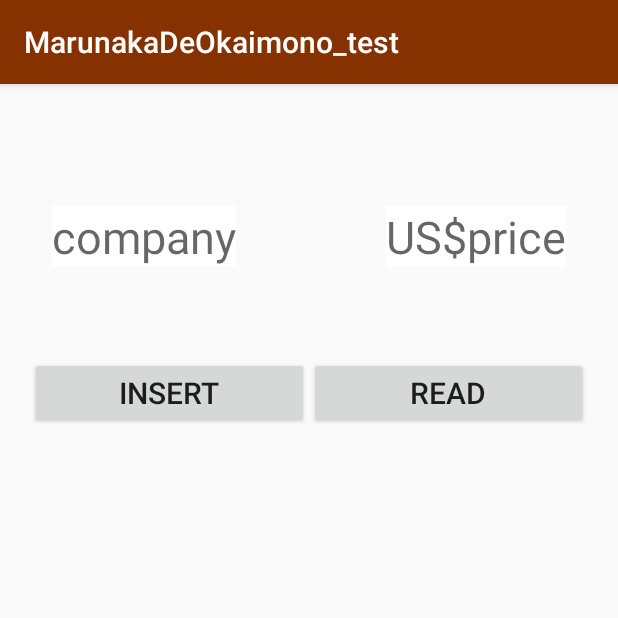
After one commit to Toron-KUT/Android_studio, an Android app: the DatabaseConnectTestActivity screen opened directly, with no data from a screen before it, on a phone screen of 412 x 824 dp, the top half of it. The commit adds this screen. Run offline under Robolectric (Android 15) with nearby library versions, the phone set to English and light mode, and no system bars.

Commit message:
ローカルデータベースアクセス．やったぞ

```diff
--- /dev/null
+++ b/app/src/main/java/com/toron/marunakadeokaimono_test/DatabaseConnectTestActivity.java
@@ -0,0 +1,111 @@
+package com.toron.marunakadeokaimono_test;
+
+import android.content.ContentValues;
+import android.database.Cursor;
+import android.database.sqlite.SQLiteDatabase;
+import android.support.v7.app.AppCompatActivity;
+import android.os.Bundle;
+import android.util.Log;
+import android.view.View;
+import android.widget.Button;
+import android.widget.EditText;
+import android.widget.TextView;
+
+public class DatabaseConnectTestActivity extends AppCompatActivity {
+
+    private TextView textView;
+    private EditText editTextKey, editTextValue;
+    private DatabaseHelper helper;
+    private SQLiteDatabase db;
+
+
+    @Override
+    protected void onCreate(Bundle savedInstanceState) {
+        super.onCreate(savedInstanceState);
+        setContentView(R.layout.activity_database_connect_test);
+
+        //レイアウトファイルからテキストを取得
+        //(findViewByID)
+        editTextKey = findViewById(R.id.edit_text_key);
+        editTextValue = findViewById(R.id.edit_text_value);
+
+        textView = findViewById(R.id.text_view);
+
+
+        //ボタンが押された時の挙動を記述
+        //中身にあるかどうかで判別
+        Button insertButton = findViewById(R.id.button_insert);
+        insertButton.setOnClickListener(new View.OnClickListener() {
+            @Override
+            public void onClick(View v) {
+
+                if (helper == null) {
+                    helper = new DatabaseHelper(getApplicationContext());
+                }
+                if (db == null) {
+                    db = helper.getWritableDatabase();
+
+                }
+
+                String key = editTextKey.getText().toString();
+                String value = editTextValue.getText().toString();
+
+                insertData(db, key, Integer.valueOf(value));
+            }
+        });
+
+        Button readButton = findViewById(R.id.button_read);
+        readButton.setOnClickListener(new View.OnClickListener() {
+            @Override
+            public void onClick(View v) {
+                readData();
+            }
+        });
+    }
+    private void readData(){
+        if(helper == null){
+            helper = new DatabaseHelper(getApplicationContext());
+        }
+
+        if(db == null){
+            db = helper.getReadableDatabase();
+
+        }
+        Log.d("debug","*************Cursor");
+
+        Cursor cursor = db.query(
+                "testdb",
+                new String[] { "company", "stockprice" },
+                null,
+                null,
+                null,
+                null,
+                null
+        );
+        cursor.moveToFirst();
+
+        StringBuilder sbuilder = new StringBuilder();
+
+
+        for (int i = 0; i < cursor.getCount(); i++) {
+            sbuilder.append(cursor.getString(0));
+            sbuilder.append(": ");
+            sbuilder.append(cursor.getInt(1));
+            sbuilder.append("\n");
+            cursor.moveToNext();
+        }
+        cursor.close();
+
+        Log.d("debug","**********"+sbuilder.toString());
+        textView.setText(sbuilder.toString());
+    }
+
+    private void insertData(SQLiteDatabase db, String com, int price){
+
+        ContentValues values = new ContentValues();
+        values.put("company", com);
+        values.put("stockprice", price);
+
+        db.insert("testdb", null, values);
+    }
+}
--- a/app/src/main/java/com/toron/marunakadeokaimono_test/MainActivity.java
+++ b/app/src/main/java/com/toron/marunakadeokaimono_test/MainActivity.java
@@ -78,6 +78,11 @@ public class MainActivity extends AppCompatActivity {
         startActivity(intent);
 
     }
+    //テスト用転送
+    public void gotest(View view){
+        Intent intent = new Intent(this, DatabaseConnectTestActivity.class);
+        startActivity(intent);
+    }
 
 
 }
--- /dev/null
+++ b/app/src/main/res/layout/activity_database_connect_test.xml
@@ -0,0 +1,78 @@
+<?xml version="1.0" encoding="utf-8"?>
+<android.support.constraint.ConstraintLayout xmlns:android="http://schemas.android.com/apk/res/android"
+    xmlns:app="http://schemas.android.com/apk/res-auto"
+    xmlns:tools="http://schemas.android.com/tools"
+    android:layout_width="match_parent"
+    android:layout_height="match_parent"
+    tools:context=".DatabaseConnectTestActivity">
+
+    <EditText
+        android:id="@+id/edit_text_key"
+        android:layout_width="wrap_content"
+        android:layout_height="wrap_content"
+        android:layout_margin="50dp"
+        android:autofillHints="@string/hint_key"
+        android:background="#fff"
+        android:hint="@string/hint_key"
+        android:inputType="text"
+        android:textSize="30sp"
+        app:layout_constraintBottom_toBottomOf="parent"
+        app:layout_constraintLeft_toLeftOf="parent"
+        app:layout_constraintTop_toTopOf="parent"
+        app:layout_constraintRight_toLeftOf="@+id/edit_text_value"
+        app:layout_constraintVertical_bias="0.05" />
+
+    <EditText
+        android:id="@+id/edit_text_value"
+        android:layout_width="wrap_content"
+        android:layout_height="wrap_content"
+        android:layout_margin="50dp"
+        android:autofillHints="@string/hint_value"
+        android:background="#fff"
+        android:hint="@string/hint_value"
+        android:inputType="numberDecimal"
+        android:textSize="30sp"
+        app:layout_constraintBottom_toBottomOf="parent"
+        app:layout_constraintLeft_toRightOf="@+id/edit_text_key"
+        app:layout_constraintRight_toRightOf="parent"
+        app:layout_constraintTop_toTopOf="parent"
+        app:layout_constraintVertical_bias="0.05" />
+
+    <Button
+        android:id="@+id/button_insert"
+        android:layout_width="0dp"
+        android:layout_height="wrap_content"
+        android:text="@string/insert"
+        android:textSize="20sp"
+        android:layout_marginStart="20dp"
+        app:layout_constraintLeft_toLeftOf="parent"
+        app:layout_constraintBottom_toBottomOf="parent"
+        app:layout_constraintVertical_bias="0.1"
+        app:layout_constraintRight_toLeftOf="@+id/button_read"
+        app:layout_constraintTop_toBottomOf="@+id/edit_text_key" />
+
+    <Button
+        android:id="@+id/button_read"
+        android:layout_width="0dp"
+        android:layout_height="wrap_content"
+        android:text="@string/read"
+        android:textSize="20sp"
+        android:layout_marginEnd="20dp"
+        app:layout_constraintBottom_toBottomOf="parent"
+        app:layout_constraintRight_toRightOf="parent"
+        app:layout_constraintVertical_bias="0.1"
+        app:layout_constraintLeft_toRightOf="@+id/button_insert"
+        app:layout_constraintTop_toBottomOf="@+id/edit_text_value" />
+
+    <TextView
+        android:id="@+id/text_view"
+        android:layout_width="250dp"
+        android:layout_height="wrap_content"
+        android:textSize="32sp"
+        app:layout_constraintBottom_toBottomOf="parent"
+        app:layout_constraintLeft_toLeftOf="parent"
+        app:layout_constraintRight_toRightOf="parent"
+        app:layout_constraintTop_toBottomOf="@+id/button_read"
+        app:layout_constraintVertical_bias="0.2" />
+
+</android.support.constraint.ConstraintLayout>
--- a/app/src/main/res/values/strings.xml
+++ b/app/src/main/res/values/strings.xml
@@ -11,4 +11,11 @@
     <string name="buttun_send">Send</string>
 
     <string name="null_string">null</string>
+
+
+    <string name="hint_key">company</string>
+    <string name="hint_value">US$price</string>
+    <string name="insert">insert</string>
+    <string name="read">read</string>
+    <string name="send_test">go test</string>
 </resources>
```
Also changed, not shown: app/src/main/AndroidManifest.xml (+7 -3 lines), app/src/main/java/com/toron/marunakadeokaimono_test/DatabaseHelper.java (added, +68 -0 lines), app/src/main/res/layout/activity_display_message.xml (+13 -0 lines), app/src/main/res/layout/activity_main.xml (+11 -1 lines), app/src/main/res/drawable/shopping_reji_gyouretsu.png (added).
